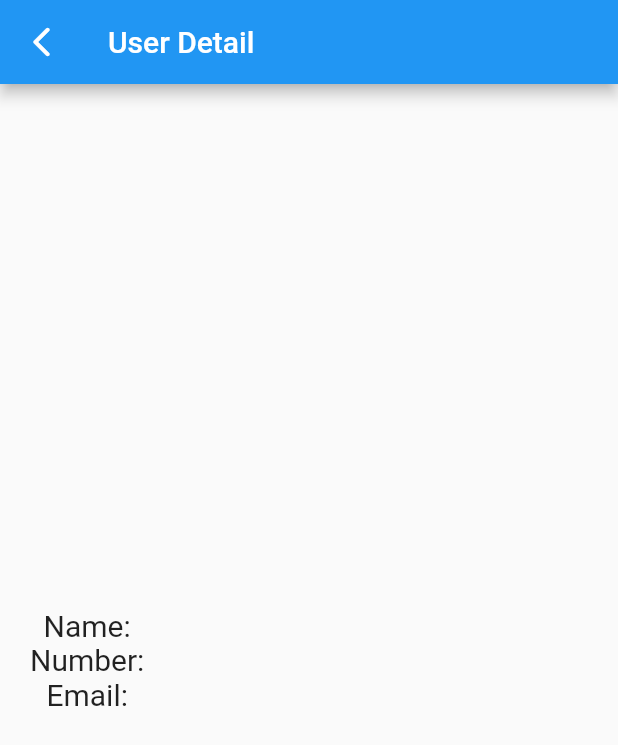
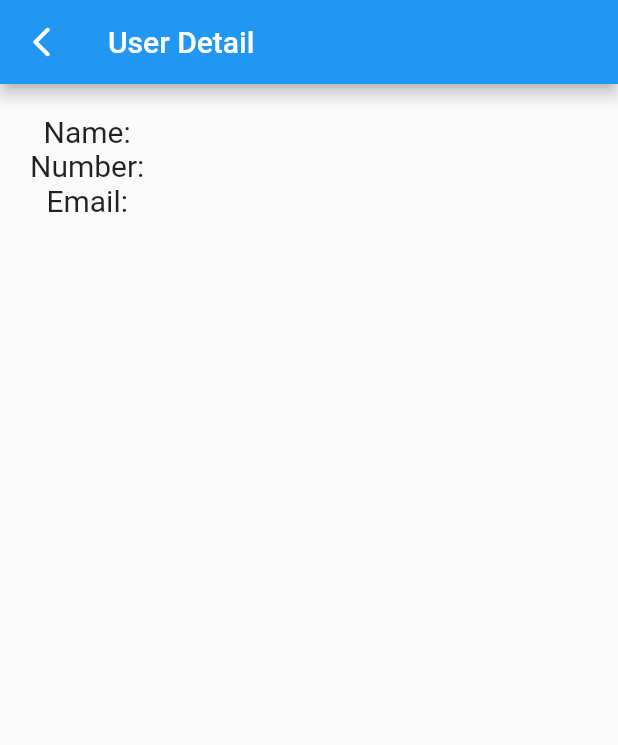
Before and after one commit to cp-sneha-s/flutter_user_app, a Flutter app: the screen it shows after launch, after a tap on "Register", on a phone screen of 412 x 824 dp. Shown: the top 745 px of the screen. Run offline on Flutter 3.47's test engine with Material 2 defaults, Android fonts, the phone set to English and light mode, and no system bars; missing offline and left inert: dart:ffi.

Commit message:
show user info

```diff
--- a/lib/DetailScreen.dart
+++ b/lib/DetailScreen.dart
@@ -32,8 +32,7 @@ class DetailScreen extends StatelessWidget {
       body: Container(
         padding: EdgeInsets.all(20),
         child: Column(
-          mainAxisAlignment: MainAxisAlignment.center,
-          textDirection: TextDirection.ltr,
+          mainAxisAlignment: MainAxisAlignment.start,
           children: [
             Text(
               'Name: ' + nameHolder,
--- a/lib/LoginScreen.dart
+++ b/lib/LoginScreen.dart
@@ -8,6 +8,11 @@ class LoginScreen extends StatefulWidget {
 }
 
 class _LoginScreenState extends State<LoginScreen> {
+  final name = TextEditingController();
+  final number = TextEditingController();
+  final email = TextEditingController();
+  final password = TextEditingController();
+
   @override
   Widget build(BuildContext context) {
     return MaterialApp(
@@ -29,6 +34,7 @@ class _LoginScreenState extends State<LoginScreen> {
             children: [
               TextField(
                 keyboardType: TextInputType.emailAddress,
+                controller: email,
                 decoration: InputDecoration(
                     labelText: 'Email', border: OutlineInputBorder()),
               ),
@@ -37,6 +43,7 @@ class _LoginScreenState extends State<LoginScreen> {
               ),
               TextField(
                 obscureText: true,
+                controller: password,
                 decoration: InputDecoration(
                     labelText: 'Password', border: OutlineInputBorder()),
               ),
@@ -45,10 +52,10 @@ class _LoginScreenState extends State<LoginScreen> {
               ),
               ElevatedButton(
                   onPressed: () {
-                    Navigator.push(context,
-                        MaterialPageRoute(builder: (context) {
-                      return DetailScreen();
-                    }));
+                    Navigator.push(
+                        context,
+                        MaterialPageRoute(
+                            builder: (context) => DetailScreen()));
                   },
                   child: Text(
                     'Login',
```
